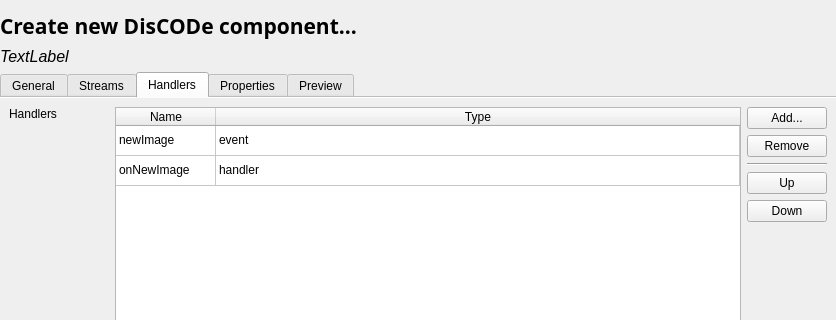
The window that src/Tools/diswizard.ui (maciek-slon/DisCODe) describes before a commit, drawn with Qt 5; both pictures show x 0 to 836 and y 0 to 320 of the 836 by 713 pixel window.
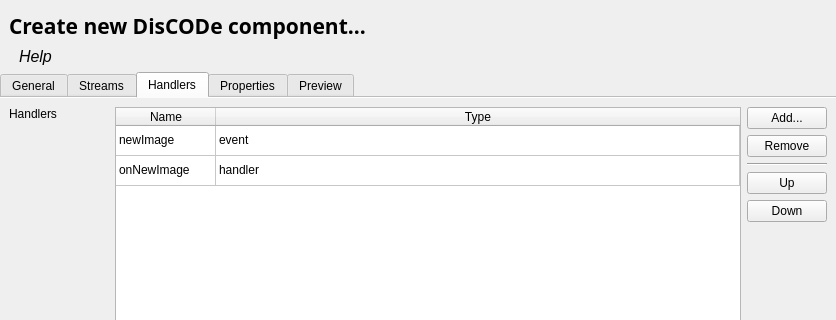
The same window after the commit. The open tabs and pages were chosen to show the change.

Diff of the .ui file:
```diff
--- a/src/Tools/diswizard.ui
+++ b/src/Tools/diswizard.ui
@@ -25,8 +25,11 @@
    <property name="rightMargin">
     <number>0</number>
    </property>
-   <item row="2" column="0">
+   <item row="5" column="0">
     <widget class="QTabWidget" name="tabWidget">
+     <property name="focusPolicy">
+      <enum>Qt::NoFocus</enum>
+     </property>
      <property name="styleSheet">
       <string notr="true"> QTabWidget::tab-bar {
 
@@ -41,27 +44,30 @@
     margin-left: 9px;
 	margin-right: -6px;
 	background-color: palette(button);
+	color: palette(shadow);
 }
 
 QTabBar::tab:selected {
     background-color: palette(button);
     border-bottom-style: none;
+	color: palette(text);
 }
 
 QTabWidget&gt;QWidget {
 	background-color: palette(light);
-	border-bottom: 2px sunken;
+	border-bottom: 1px solid palette(dark);
 }
 
 QTabWidget&gt;QWidget&gt;QWidget {
 	background-color: palette(button);
+	border-bottom: 1px solid palette(dark);
 }</string>
      </property>
      <property name="tabShape">
       <enum>QTabWidget::Rounded</enum>
      </property>
      <property name="currentIndex">
-      <number>0</number>
+      <number>2</number>
      </property>
      <property name="documentMode">
       <bool>true</bool>
@@ -275,6 +281,9 @@
        </item>
        <item row="0" column="1">
         <widget class="QTableWidget" name="tblStreams">
+         <property name="tabKeyNavigation">
+          <bool>false</bool>
+         </property>
          <attribute name="horizontalHeaderStretchLastSection">
           <bool>true</bool>
          </attribute>
@@ -422,6 +431,9 @@
       <layout class="QGridLayout" name="gridLayout" columnminimumwidth="100,0,0">
        <item row="0" column="1">
         <widget class="QTableWidget" name="tblEvents">
+         <property name="tabKeyNavigation">
+          <bool>false</bool>
+         </property>
          <attribute name="horizontalHeaderStretchLastSection">
           <bool>true</bool>
          </attribute>
@@ -550,7 +562,11 @@
         </widget>
        </item>
        <item row="2" column="1">
-        <widget class="QTableWidget" name="tableWidget_2"/>
+        <widget class="QTableWidget" name="tableWidget_2">
+         <property name="tabKeyNavigation">
+          <bool>false</bool>
+         </property>
+        </widget>
        </item>
       </layout>
      </widget>
@@ -571,6 +587,9 @@
        </item>
        <item row="0" column="1">
         <widget class="QTableWidget" name="tblProps">
+         <property name="tabKeyNavigation">
+          <bool>false</bool>
+         </property>
          <attribute name="horizontalHeaderDefaultSectionSize">
           <number>100</number>
          </attribute>
@@ -648,7 +667,7 @@
      </widget>
     </widget>
    </item>
-   <item row="3" column="0">
+   <item row="6" column="0">
     <layout class="QHBoxLayout" name="horizontalLayout">
      <property name="leftMargin">
       <number>9</number>
@@ -698,20 +717,52 @@
      <property name="text">
       <string>Create new DisCODe component...</string>
      </property>
+     <property name="margin">
+      <number>0</number>
+     </property>
+     <property name="indent">
+      <number>9</number>
+     </property>
     </widget>
    </item>
-   <item row="1" column="0">
-    <widget class="QLabel" name="label_12">
-     <property name="font">
-      <font>
-       <pointsize>12</pointsize>
-       <italic>true</italic>
-      </font>
+   <item row="2" column="0">
+    <layout class="QHBoxLayout" name="horizontalLayout_2" stretch="0,1">
+     <property name="spacing">
+      <number>3</number>
      </property>
-     <property name="text">
-      <string>TextLabel</string>
+     <property name="leftMargin">
+      <number>9</number>
      </property>
-    </widget>
+     <property name="bottomMargin">
+      <number>0</number>
+     </property>
+     <item>
+      <widget class="QLabel" name="lblInfoIcon">
+       <property name="text">
+        <string/>
+       </property>
+       <property name="indent">
+        <number>-1</number>
+       </property>
+      </widget>
+     </item>
+     <item>
+      <widget class="QLabel" name="lblHelp">
+       <property name="font">
+        <font>
+         <pointsize>12</pointsize>
+         <italic>true</italic>
+        </font>
+       </property>
+       <property name="text">
+        <string>Help</string>
+       </property>
+       <property name="indent">
+        <number>-1</number>
+       </property>
+      </widget>
+     </item>
+    </layout>
    </item>
   </layout>
  </widget>
```
